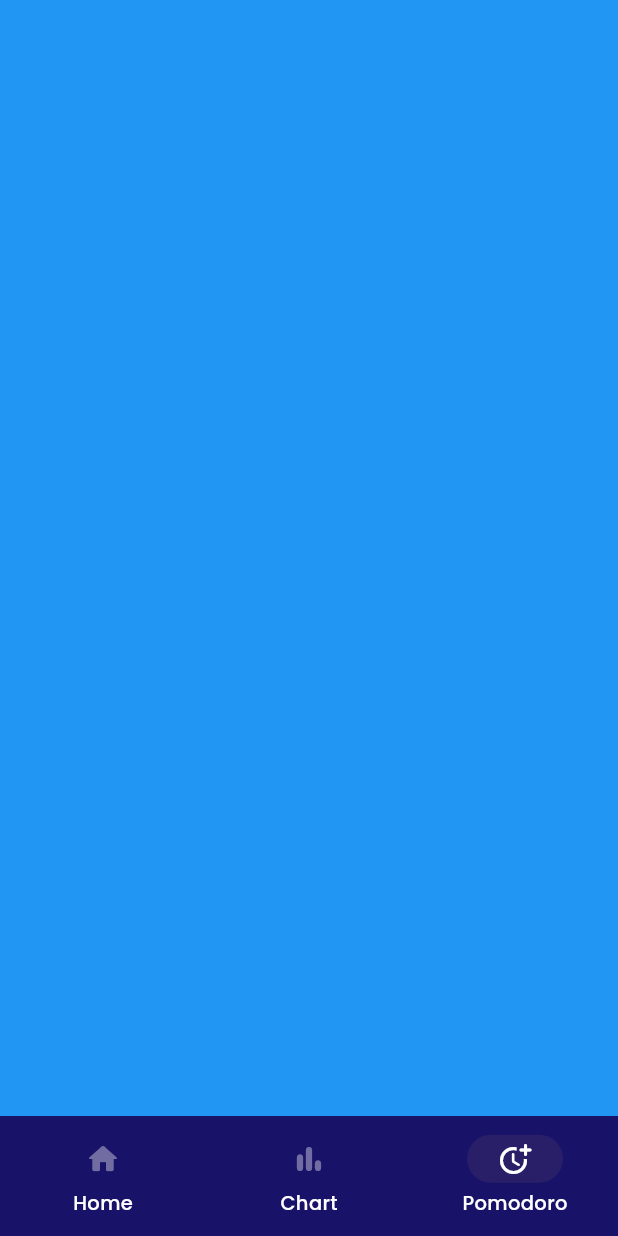
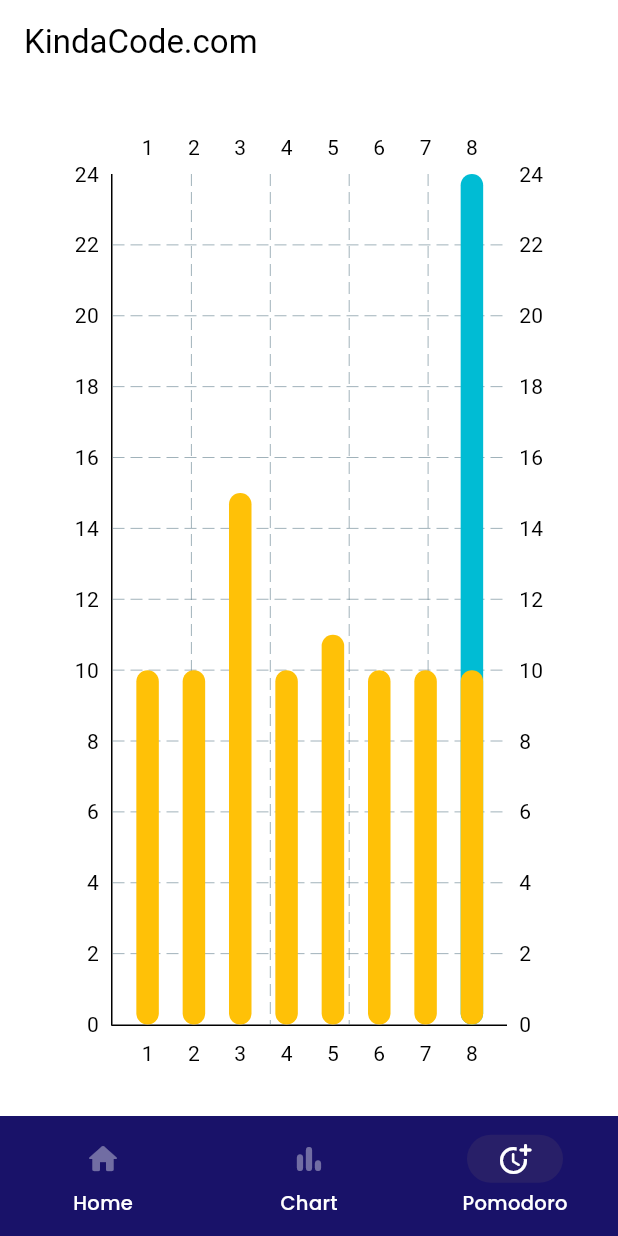
Before and after one commit to kevinhectorngetich/smartcare, a Flutter app: the screen it shows after launch, item 3 of the bottom bar chosen, on a phone screen of 412 x 824 dp. Run offline on Flutter 3.47's test engine with Material 2 defaults, Android fonts, the light colour scheme and no system bars; drawn by our look-alikes of fl_chart.

Commit message:
feat: managed to add my chart

```diff
--- a/lib/screens/home_screen.dart
+++ b/lib/screens/home_screen.dart
@@ -18,7 +18,8 @@
   final screens = [
     const SmartCareScreen(),
     const ChartScreen(),
-    const PomodoroScreen(),
+    // const PomodoroScreen(),
+    HomePage()
   ];
 
   @override
--- a/lib/screens/pomodoro.dart
+++ b/lib/screens/pomodoro.dart
@@ -1,17 +1,87 @@
+import 'dart:math';
+
+import 'package:fl_chart/fl_chart.dart';
 import 'package:flutter/material.dart';
 
-class PomodoroScreen extends StatefulWidget {
-  const PomodoroScreen({super.key});
+class DataItem {
+  int x;
+  double y1;
+  double y2;
+  double y3;
+  DataItem(
+      {required this.x, required this.y1, required this.y2, required this.y3});
+}
+
+class HomePage extends StatelessWidget {
+  HomePage({Key? key}) : super(key: key);
+
+  // Generate dummy data to feed the chart
+  final List<DataItem> _myData = List.generate(
+      30,
+      (index) => DataItem(
+            x: index,
+            y1: Random().nextInt(20) + Random().nextDouble(),
+            y2: Random().nextInt(20) + Random().nextDouble(),
+            y3: Random().nextInt(20) + Random().nextDouble(),
+          ));
 
   @override
-  State<PomodoroScreen> createState() => _PomodoroScreenState();
-}
-
-class _PomodoroScreenState extends State<PomodoroScreen> {
-  @override
   Widget build(BuildContext context) {
-    return Container(
-      color: Colors.blue,
+    return Scaffold(
+      appBar: AppBar(
+        title: const Text('KindaCode.com'),
+      ),
+      body: Padding(
+        padding: const EdgeInsets.all(30),
+        child: BarChart(BarChartData(
+            borderData: FlBorderData(
+                border: const Border(
+              top: BorderSide.none,
+              right: BorderSide.none,
+              left: BorderSide(width: 1),
+              bottom: BorderSide(width: 1),
+            )),
+            groupsSpace: 10,
+            barGroups: [
+              BarChartGroupData(x: 1, barRods: [
+                BarChartRodData(
+                    fromY: 0, toY: 10, width: 15, color: Colors.amber),
+              ]),
+              BarChartGroupData(x: 2, barRods: [
+                BarChartRodData(
+                    fromY: 0, toY: 10, width: 15, color: Colors.amber),
+              ]),
+              BarChartGroupData(x: 3, barRods: [
+                BarChartRodData(
+                    fromY: 0, toY: 15, width: 15, color: Colors.amber),
+              ]),
+              BarChartGroupData(x: 4, barRods: [
+                BarChartRodData(
+                    fromY: 0, toY: 10, width: 15, color: Colors.amber),
+              ]),
+              BarChartGroupData(x: 5, barRods: [
+                BarChartRodData(
+                    fromY: 0, toY: 11, width: 15, color: Colors.amber),
+              ]),
+              BarChartGroupData(x: 6, barRods: [
+                BarChartRodData(
+                    fromY: 0, toY: 10, width: 15, color: Colors.amber),
+              ]),
+              BarChartGroupData(x: 7, barRods: [
+                BarChartRodData(
+                    fromY: 0, toY: 10, width: 15, color: Colors.amber),
+              ]),
+              BarChartGroupData(x: 8, barRods: [
+                BarChartRodData(
+                    fromY: 0,
+                    toY: 10,
+                    width: 15,
+                    color: Colors.amber,
+                    backDrawRodData: BackgroundBarChartRodData(
+                        fromY: 0, toY: 24, color: Colors.cyan, show: true)),
+              ]),
+            ])),
+      ),
     );
   }
 }
```
Also changed, not shown: lib/models/app_usage.dart (added, +72 -0 lines), lib/models/bar_data.dart (added, +48 -0 lines), lib/screens/charts.dart (+39 -4 lines), lib/widgets/bar_titles.dart (added, +30 -0 lines).
